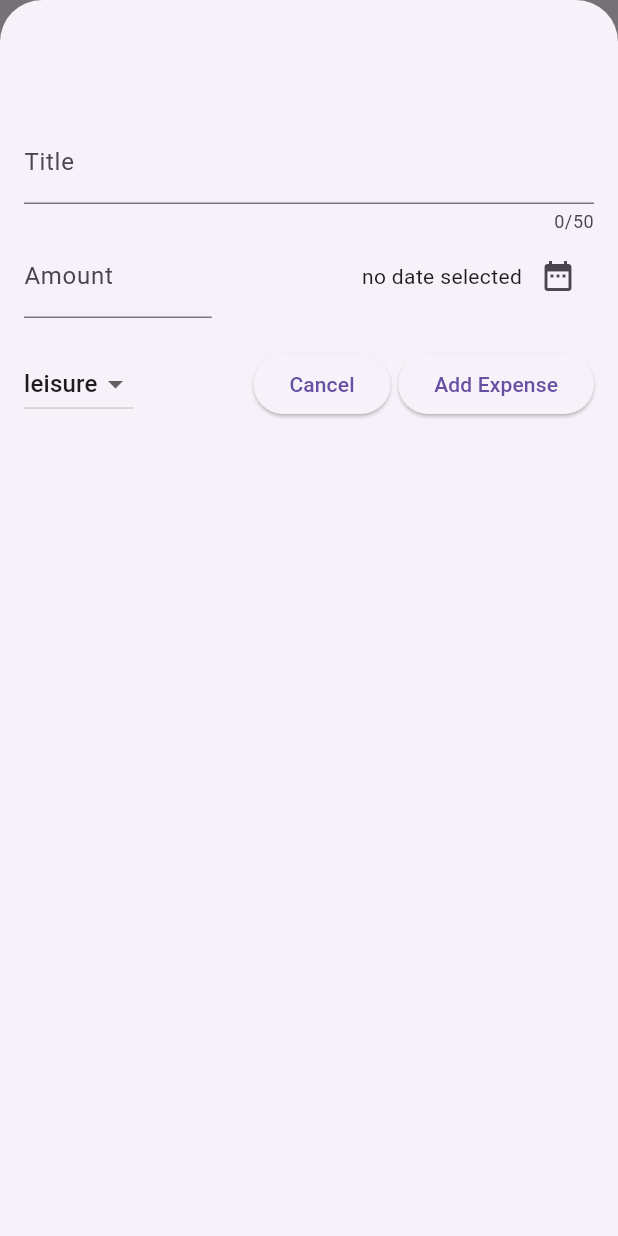
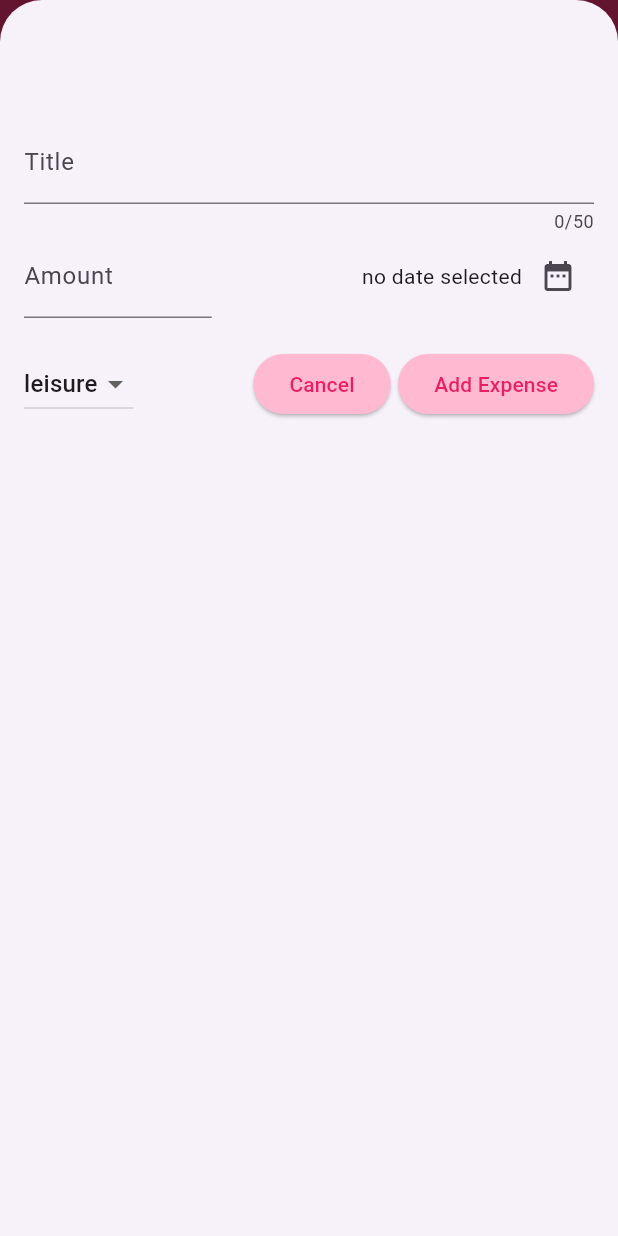
Before and after one commit to muskanmanvi110/Expense_tracker_app, a Flutter app: the screen it shows after launch, after a tap on the "add" icon, on a phone screen of 412 x 824 dp. Run offline on Flutter 3.47's test engine with Material 3 defaults, Android fonts, the phone set to English and light mode, and no system bars.

Commit message:
first commit

```diff
--- a/lib/main.dart
+++ b/lib/main.dart
@@ -1,10 +1,30 @@
 import 'package:expense_tracker/pages/expense_page.dart';
 import 'package:flutter/material.dart';
 
+
 void main(){
-  runApp(const MaterialApp(
+  runApp(MaterialApp(
+    theme:ThemeData().copyWith(
+
+      appBarTheme: const AppBarTheme().copyWith(
+        backgroundColor: const Color.fromARGB(255, 215, 46, 102),
+        foregroundColor: Colors.white,
+        titleTextStyle:const  TextStyle(fontWeight: FontWeight.bold, fontSize: 20)
+      ),
+      scaffoldBackgroundColor: Colors.pink[100],
+      elevatedButtonTheme: ElevatedButtonThemeData(
+        style:ElevatedButton.styleFrom(
+          foregroundColor: Colors.pink,
+          backgroundColor: const Color.fromARGB(255, 255, 186, 209)
+        )
+      ),
+      cardTheme: CardTheme(
+        color:Colors.pink[50] ,
+        margin: const EdgeInsets.all(10)
+      )
+    ),
     debugShowCheckedModeBanner: false,
-    home:ExpensePage()
+    home: const ExpensePage()
   )
   );
 }
--- a/lib/model/expense.dart
+++ b/lib/model/expense.dart
@@ -32,3 +32,28 @@ class Expense{
     return foramtter.format(date);
   }
 }
+
+
+class ExpenseBucket{
+  const ExpenseBucket(
+    {required this.category,
+    required this.expenses
+    });
+
+  ExpenseBucket.forcategory(List<Expense> allexpenses, this.category)
+  : expenses = allexpenses
+  .where((expense)=>expense.category == category)
+  .toList();
+
+
+  final Category category;
+  final List<Expense> expenses;
+
+  double get retrunsum{
+    double sum = 0;
+    for(int i=0 ; i<expenses.length ; i++){
+      sum = sum + expenses[i].expense;
+  }
+  return sum;
+  }
+}
--- a/lib/pages/expense_page.dart
+++ b/lib/pages/expense_page.dart
@@ -14,11 +14,33 @@ class _ExpensePageState extends State<ExpensePage> {
 
   List<Expense> registeredexpensed = [];
 
+
   void addexpense(Expense exp){
     setState(() {
       registeredexpensed.add(exp);
     });
+  }
 
+
+  void removeexpense(Expense exp){
+    final expenseindex = registeredexpensed.indexOf(exp);
+    setState(() {
+      registeredexpensed.remove(exp);
+    });
+
+    ScaffoldMessenger.of(context).showSnackBar(
+      SnackBar(
+        content: const Text("Expense deleted"),
+        duration: const Duration(seconds: 3),
+        action: SnackBarAction(
+          label: "Undo",
+          onPressed: (){
+            setState(() {
+              registeredexpensed.insert(expenseindex,exp);
+            });
+          })
+      )
+    );
   }
 
   void _openbttomsheet(){
@@ -31,6 +53,14 @@ class _ExpensePageState extends State<ExpensePage> {
 
   @override
   Widget build(context) {
+
+    Widget maincontent = const Center(child: Text("Add expenses",
+    style: TextStyle(fontSize: 20),));
+
+    if(registeredexpensed.isNotEmpty){
+      maincontent = ExpensesList(registeredexpensed, removeexpense);
+    }
+
     return Scaffold(
       appBar: AppBar(
         title: const Text("Flutter expense tracker"),
@@ -41,7 +71,7 @@ class _ExpensePageState extends State<ExpensePage> {
       ),
       body:Column(
         children: [
-          Expanded(child: ExpensesList(registeredexpensed))
+          Expanded(child: maincontent)
         ],
       )
     );
```
Also changed, not shown: lib/widgets/expenses/expenses_list.dart (+14 -4 lines).
